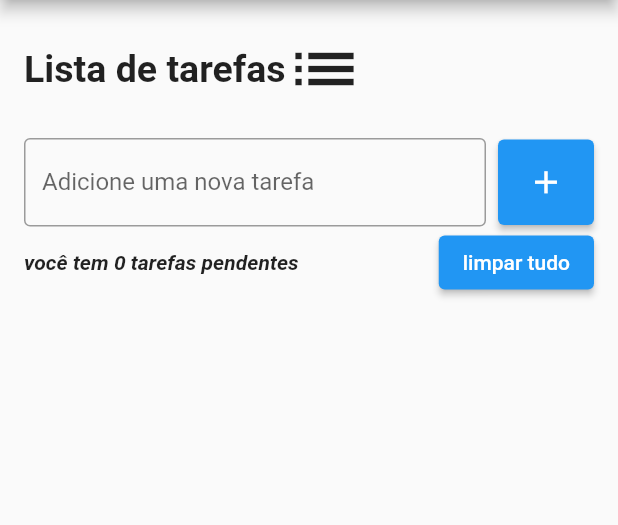
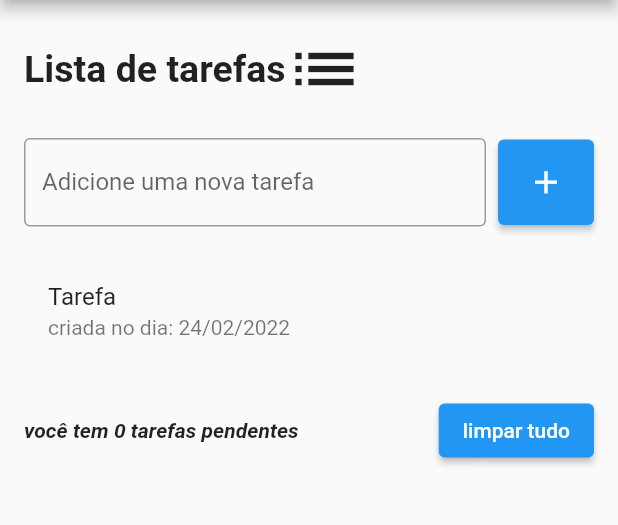
Before and after one commit to pedrolgsoares/todo_list, a Flutter app: the screen it shows after launch, after a tap on the "add" icon, on a phone screen of 412 x 824 dp, the part 84-609 px from its top. Run offline on Flutter 3.47's test engine with Material 2 defaults, Android fonts, the phone set to English and light mode, and no system bars.

```diff
--- a/lib/app/pages/todo_page.dart
+++ b/lib/app/pages/todo_page.dart
@@ -1,8 +1,19 @@
-// ignore_for_file: unused_element
+// ignore_for_file: unused_element, avoid_print
 
 import 'package:flutter/material.dart';
-class TodoPage extends StatelessWidget {
-  const TodoPage({ Key? key }) : super(key: key);
+
+class TodoPage extends StatefulWidget {
+  const TodoPage({Key? key}) : super(key: key);
+
+  @override
+  State<TodoPage> createState() => _TodoPageState();
+}
+
+class _TodoPageState extends State<TodoPage> {
+  // Criando controlador
+  final TextEditingController _todoController = TextEditingController();
+
+  List<String> todos = [];
 
   @override
   Widget build(BuildContext context) {
@@ -17,6 +28,9 @@ class TodoPage extends StatelessWidget {
               _buildHeaderList(),
               const SizedBox(height: 20),
               _buildElevatedButton(),
+              const SizedBox(height: 20),
+              _buildListView(),
+              const SizedBox(height: 20),
               _buildRowInfoButton()
             ],
           ),
@@ -28,52 +42,67 @@ class TodoPage extends StatelessWidget {
   Widget _buildHeaderList() => Row(
         children: const [
           Text('Lista de tarefas',
-        style: TextStyle(
-          fontWeight: FontWeight.w600,
-          fontSize: 25
-          )
-        ),
+              style: TextStyle(fontWeight: FontWeight.w600, fontSize: 25)),
           Icon(Icons.list, size: 52)
         ],
       );
 
   Widget _buildElevatedButton() => Row(
         children: [
-        const Expanded(
+           Expanded(
             child: TextField(
-            decoration: InputDecoration(
+                controller: _todoController,
+                decoration: const InputDecoration(
                     border: OutlineInputBorder(),
                     label: Text('Adicione uma nova tarefa'),
-            hintText: 'Ex. Estudar Flutter'
-            )
-         ),
+                    hintText: 'Ex. Estudar Flutter')),
           ),
           const SizedBox(width: 8),
           ElevatedButton(
-          onPressed: (){},
-          style: ElevatedButton.styleFrom(
-          padding: const EdgeInsets.all(16)
-          ),
-          child: const Icon(Icons.add, size: 25,)
-        )
+              onPressed: () {
+                String text = _todoController.text;
+                setState(() {
+                  todos.add(text);
+                });
+                _todoController.clear();
+              },
+              style:
+                  ElevatedButton.styleFrom(padding: const EdgeInsets.all(16)),
+              child: const Icon(
+                Icons.add,
+                size: 25,
+              ))
         ],
       );
+
   Widget _buildRowInfoButton() => Row(
         children: [
           const Expanded(
-        child: Text(
-          'você tem 0 tarefas pendentes',
+              child: Text('você tem 0 tarefas pendentes',
                   style: TextStyle(
                       fontStyle: FontStyle.italic,
-            fontWeight: FontWeight.w700)
-            )
-          ),
+                      fontWeight: FontWeight.w700))),
           const SizedBox(width: 8),
           ElevatedButton(
-        onPressed: (){},
+            onPressed: () {},
             child: const Text('limpar tudo'),
           ),
         ],
       );
 
+  Widget _buildListView() => Flexible(
+    child: ListView(
+          shrinkWrap: true,
+          children: [
+            for (String todo in todos)
+              ListTile(
+                title:  Text('Tarefa $todo'),
+                subtitle: const Text('criada no dia: 24/02/2022'),
+                onTap: () {
+                  print('Clicado na tarefa $todo');
+                },
+              ),
+          ],
+        ),
+  );
 }
```
Lines whose indentation alone changed are shown as unchanged.
